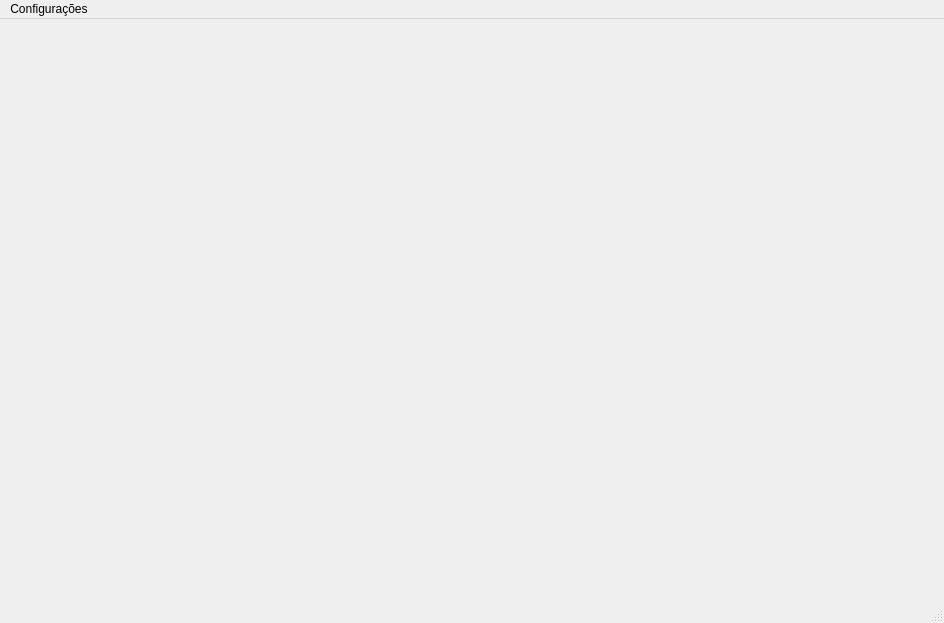
First picture: the form in src/desktop/screens/main/main.ui, repository JrContabilidade/aplicativos_fiscal, before the edit.
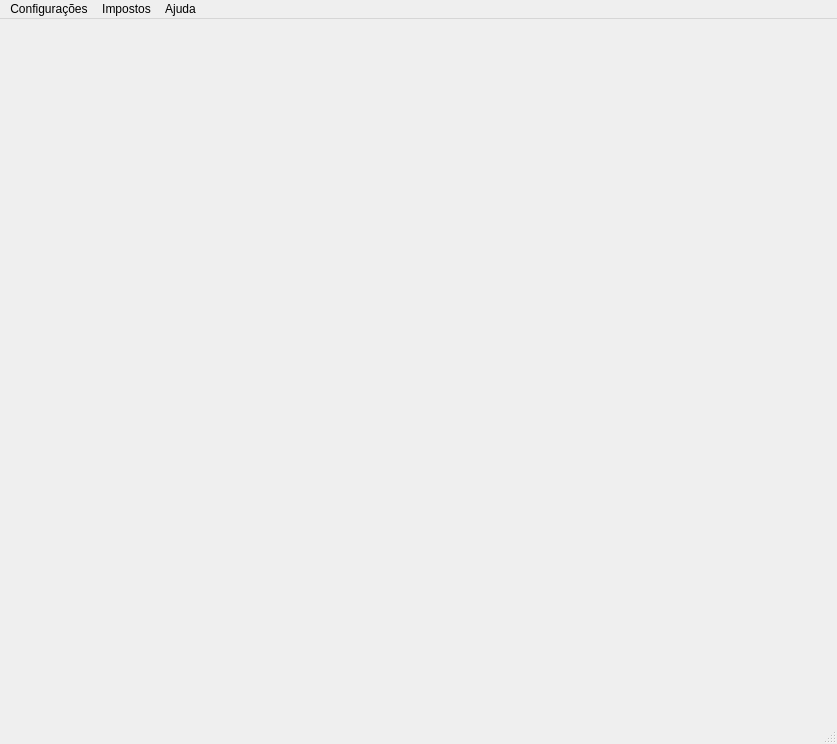
Second picture: the form after the edit. Icons and pictures are not drawn.

What changed in the file:
```diff
--- a/src/desktop/screens/main/main.ui
+++ b/src/desktop/screens/main/main.ui
@@ -6,8 +6,8 @@
    <rect>
     <x>0</x>
     <y>0</y>
-    <width>944</width>
-    <height>623</height>
+    <width>837</width>
+    <height>744</height>
    </rect>
   </property>
   <property name="windowTitle">
@@ -17,7 +17,13 @@
    <iconset resource="../../../../resources.qrc">
     <normaloff>:/icons/resources/jr.ico</normaloff>:/icons/resources/jr.ico</iconset>
   </property>
+  <property name="styleSheet">
+   <string notr="true"/>
+  </property>
   <widget class="QWidget" name="centralwidget">
+   <property name="styleSheet">
+    <string notr="true"/>
+   </property>
    <layout class="QHBoxLayout" name="horizontalLayout">
     <property name="spacing">
      <number>0</number>
@@ -36,6 +42,9 @@
     </property>
     <item>
      <widget class="QMdiArea" name="mdi_area">
+      <property name="styleSheet">
+       <string notr="true"/>
+      </property>
       <property name="background">
        <brush brushstyle="NoBrush">
         <color alpha="255">
@@ -54,7 +63,7 @@
     <rect>
      <x>0</x>
      <y>0</y>
-     <width>944</width>
+     <width>837</width>
      <height>22</height>
     </rect>
    </property>
@@ -64,7 +73,20 @@
     </property>
     <addaction name="act_banco_questor"/>
    </widget>
+   <widget class="QMenu" name="menuImpostos">
+    <property name="title">
+     <string>Impostos</string>
+    </property>
+    <addaction name="act_comp_lanc_funrural"/>
+   </widget>
+   <widget class="QMenu" name="menuAjuda">
+    <property name="title">
+     <string>Ajuda</string>
+    </property>
+   </widget>
    <addaction name="mnu_configuracoes"/>
+   <addaction name="menuImpostos"/>
+   <addaction name="menuAjuda"/>
   </widget>
   <widget class="QStatusBar" name="statusbar"/>
   <action name="act_banco_questor">
```
Left out of the diff: 5 changed lines with no effect on the pictures.
